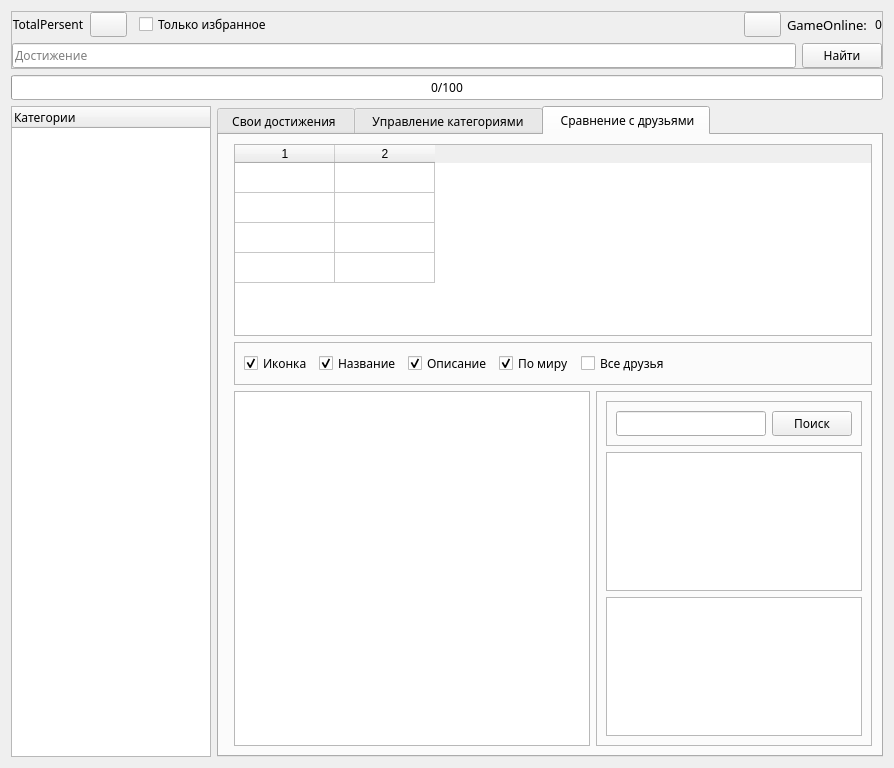
The window that AraSteamManager/forms/subForms/achievements/formachievements.ui (Arankir/AraSteamManager) describes before a commit, drawn with Qt 5.
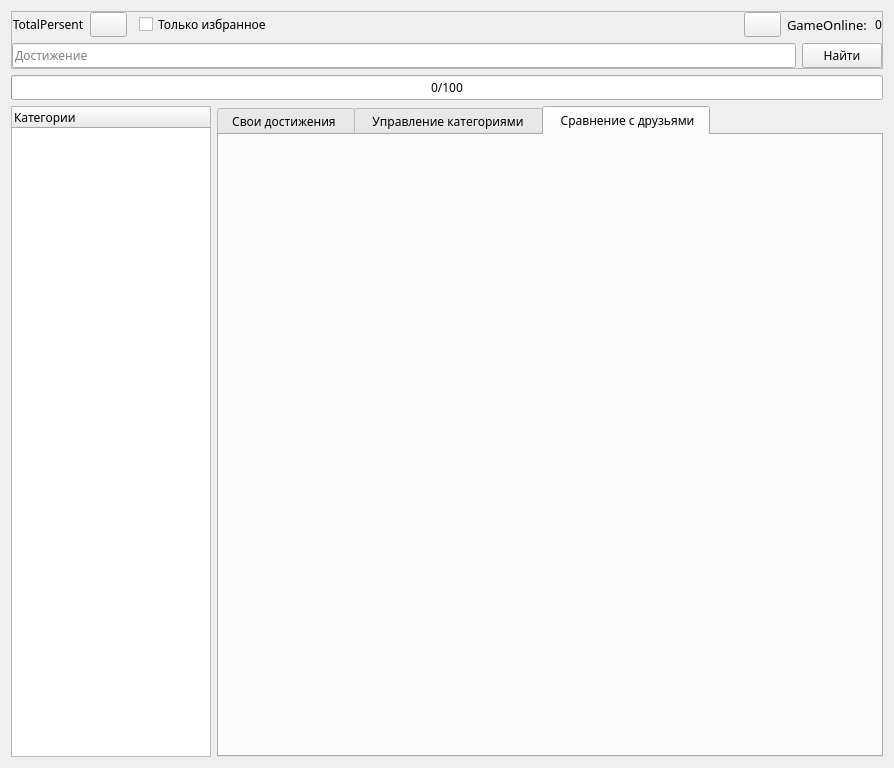
The same window after the commit. Custom widgets are drawn as their Qt base class.

Diff of the .ui file:
```diff
--- a/AraSteamManager/forms/subForms/achievements/formachievements.ui
+++ b/AraSteamManager/forms/subForms/achievements/formachievements.ui
@@ -248,189 +248,6 @@
          <item>
           <widget class="FormFriendsCompare" name="FriendsCompare" native="true"/>
          </item>
-         <item>
-          <layout class="QVBoxLayout" name="verticalLayout_3">
-           <item>
-            <widget class="QTableWidget" name="TableWidgetFriends">
-             <property name="sizePolicy">
-              <sizepolicy hsizetype="Minimum" vsizetype="Minimum">
-               <horstretch>0</horstretch>
-               <verstretch>0</verstretch>
-              </sizepolicy>
-             </property>
-             <property name="selectionBehavior">
-              <enum>QAbstractItemView::SelectColumns</enum>
-             </property>
-             <property name="rowCount">
-              <number>4</number>
-             </property>
-             <property name="columnCount">
-              <number>2</number>
-             </property>
-             <attribute name="verticalHeaderVisible">
-              <bool>false</bool>
-             </attribute>
-             <row/>
-             <row/>
-             <row/>
-             <row/>
-             <column/>
-             <column/>
-             <item row="0" column="1">
-              <property name="text">
-               <string/>
-              </property>
-             </item>
-             <item row="1" column="1">
-              <property name="text">
-               <string/>
-              </property>
-              <property name="foreground">
-               <brush brushstyle="CrossPattern">
-                <color alpha="255">
-                 <red>0</red>
-                 <green>0</green>
-                 <blue>0</blue>
-                </color>
-               </brush>
-              </property>
-             </item>
-            </widget>
-           </item>
-           <item>
-            <widget class="QFrame" name="FrameHideColumns">
-             <property name="frameShape">
-              <enum>QFrame::StyledPanel</enum>
-             </property>
-             <property name="frameShadow">
-              <enum>QFrame::Raised</enum>
-             </property>
-             <layout class="QHBoxLayout" name="horizontalLayout_8">
-              <item>
-               <widget class="QCheckBox" name="CheckBoxCompareIcon">
-                <property name="text">
-                 <string>Иконка</string>
-                </property>
-                <property name="checked">
-                 <bool>true</bool>
-                </property>
-               </widget>
-              </item>
-              <item>
-               <widget class="QCheckBox" name="CheckBoxCompareTitle">
-                <property name="text">
-                 <string>Название</string>
-                </property>
-                <property name="checked">
-                 <bool>true</bool>
-                </property>
-               </widget>
-              </item>
-              <item>
-               <widget class="QCheckBox" name="CheckBoxCompareDescription">
-                <property name="text">
-                 <string>Описание</string>
-                </property>
-                <property name="checked">
-                 <bool>true</bool>
-                </property>
-               </widget>
-              </item>
-              <item>
-               <widget class="QCheckBox" name="CheckBoxCompareTotalPercent">
-                <property name="text">
-                 <string>По миру</string>
-                </property>
-                <property name="checked">
-                 <bool>true</bool>
-                </property>
-               </widget>
-              </item>
-              <item>
-               <widget class="QCheckBox" name="CheckBoxCompareAllFriends">
-                <property name="text">
-                 <string>Все друзья</string>
-                </property>
-               </widget>
-              </item>
-              <item>
-               <spacer name="horizontalSpacer_4">
-                <property name="orientation">
-                 <enum>Qt::Horizontal</enum>
-                </property>
-                <property name="sizeHint" stdset="0">
-                 <size>
-                  <width>40</width>
-                  <height>20</height>
-                 </size>
-                </property>
-               </spacer>
-              </item>
-             </layout>
-            </widget>
-           </item>
-           <item>
-            <layout class="QHBoxLayout" name="horizontalLayout_15">
-             <item>
-              <widget class="FreezeTableWidget" name="TableViewCompare">
-               <property name="sizePolicy">
-                <sizepolicy hsizetype="Expanding" vsizetype="Expanding">
-                 <horstretch>0</horstretch>
-                 <verstretch>0</verstretch>
-                </sizepolicy>
-               </property>
-              </widget>
-             </item>
-             <item>
-              <widget class="QFrame" name="frame_2">
-               <property name="sizePolicy">
-                <sizepolicy hsizetype="Maximum" vsizetype="Preferred">
-                 <horstretch>0</horstretch>
-                 <verstretch>0</verstretch>
-                </sizepolicy>
-               </property>
-               <property name="frameShape">
-                <enum>QFrame::StyledPanel</enum>
-               </property>
-               <property name="frameShadow">
-                <enum>QFrame::Raised</enum>
-               </property>
-               <layout class="QVBoxLayout" name="verticalLayout_5">
-                <item>
-                 <widget class="QFrame" name="frame_3">
-                  <property name="frameShape">
-                   <enum>QFrame::StyledPanel</enum>
-                  </property>
-                  <property name="frameShadow">
-                   <enum>QFrame::Raised</enum>
-                  </property>
-                  <layout class="QHBoxLayout" name="horizontalLayout_14">
-                   <item>
-                    <widget class="QLineEdit" name="lineEdit"/>
-                   </item>
-                   <item>
-                    <widget class="QPushButton" name="pushButton">
-                     <property name="text">
-                      <string>Поиск</string>
-                     </property>
-                    </widget>
-                   </item>
-                  </layout>
-                 </widget>
-                </item>
-                <item>
-                 <widget class="QListView" name="listView_2"/>
-                </item>
-                <item>
-                 <widget class="QListView" name="listView"/>
-                </item>
-               </layout>
-              </widget>
-             </item>
-            </layout>
-           </item>
-          </layout>
-         </item>
         </layout>
        </widget>
       </widget>
@@ -440,11 +257,6 @@
   </layout>
  </widget>
  <customwidgets>
-  <customwidget>
-   <class>FreezeTableWidget</class>
-   <extends>QTableView</extends>
-   <header>classes\notMine\freezetablewidget.h</header>
-  </customwidget>
   <customwidget>
    <class>FormCategoriesEdit</class>
    <extends>QWidget</extends>
```
Left out of the diff: 14 changed lines with no effect on the pictures.
